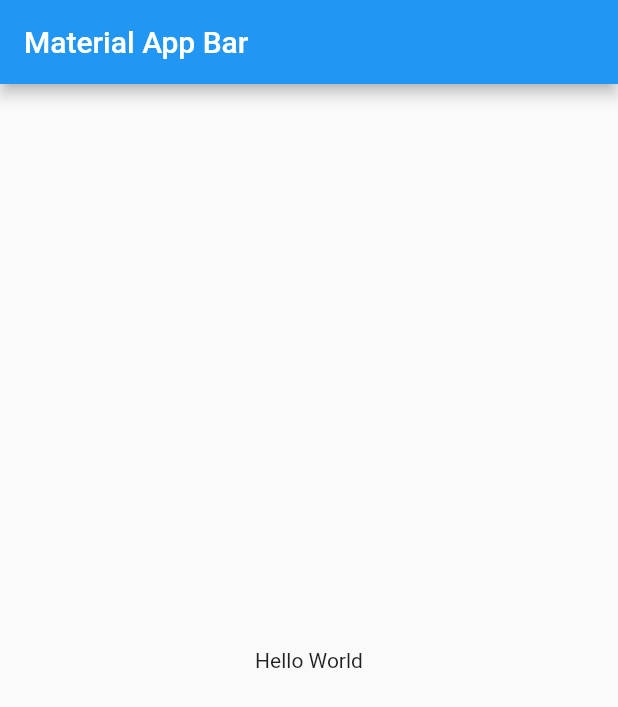
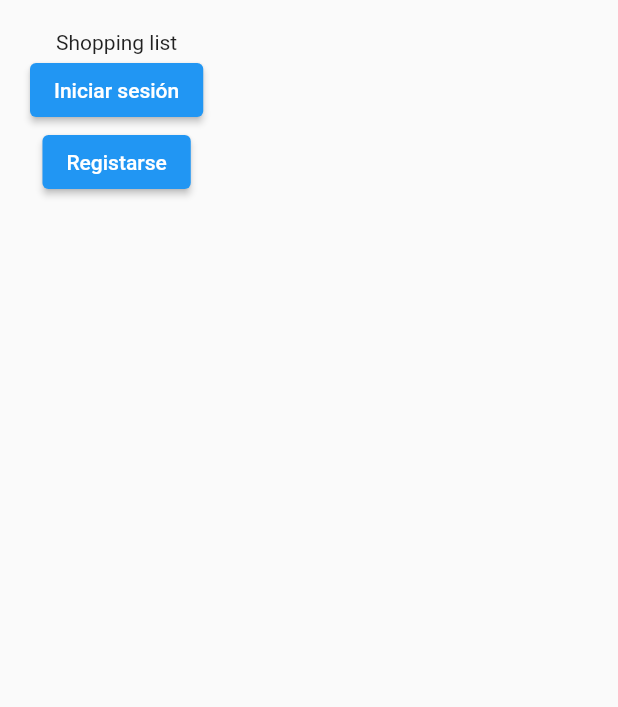
Before and after one commit to dariomadeira/flutterfireshop, a Flutter app: the screen it shows after launch, on a phone screen of 412 x 824 dp. Shown: the top 707 px of the screen. Run offline on Flutter 3.47's test engine with Material 2 defaults, Android fonts, the phone set to English and light mode, and no system bars.

Commit message:
primeras páginas

```diff
--- /dev/null
+++ b/lib/constants.dart
@@ -0,0 +1,19 @@
+import 'package:flutter/material.dart';
+
+class AppConstants {
+
+  // VARIOS
+  static const double kDefaultPadding = 20;
+
+  // GENERAL
+  static const kPrimaryColor = Color(0xFFc2185b);
+  static const kBackground = Colors.white;
+  static const kAccent = Color(0xFFc62828);
+
+  //DARK
+  static const kPrimaryColorDark = Color(0xFF8c0032);
+
+  //LIGHT
+  static const kPrimaryColorLight = Color(0xFFfa5788);
+
+}
--- a/lib/main.dart
+++ b/lib/main.dart
@@ -1,4 +1,6 @@
 import 'package:flutter/material.dart';
+import 'package:shoppinglist/constants.dart';
+import 'package:shoppinglist/src/routers/app_pages.dart';
 
 void main() => runApp(MyApp());
 
@@ -7,16 +9,16 @@ class MyApp extends StatelessWidget {
   Widget build(BuildContext context) {
     return MaterialApp(
       title: 'Material App',
-      home: Scaffold(
-        appBar: AppBar(
-          title: Text('Material App Bar'),
-        ),
-        body: Center(
-          child: Container(
-            child: Text('Hello World'),
-          ),
-        ),
+      theme: ThemeData(
+        visualDensity: VisualDensity.adaptivePlatformDensity,
+        primaryColor: AppConstants.kPrimaryColor,
+        primaryColorDark: AppConstants.kPrimaryColorDark,
+        primaryColorLight: AppConstants.kPrimaryColorLight,
+        accentColor: AppConstants.kAccent,
+        backgroundColor: AppConstants.kBackground,
       ),
+      routes: appRoutes,
+      initialRoute: "welcome",
     );
   }
 }
--- /dev/null
+++ b/lib/src/screens/welcome/welcome_screen.dart
@@ -0,0 +1,35 @@
+import 'package:flutter/material.dart';
+import 'package:shoppinglist/constants.dart';
+
+class WelcomeScreen extends StatelessWidget {
+
+  @override
+  Widget build(BuildContext context) {
+    return SafeArea(
+      child: Scaffold(
+        body: SingleChildScrollView(
+          child: Container(
+            padding: EdgeInsets.all(AppConstants.kDefaultPadding),
+            child: Column(
+              children: [
+                Text("Shopping list"),
+                ElevatedButton(
+                  child: Text('Iniciar sesión'),
+                  onPressed: () {
+                    Navigator.pushNamed(context, 'login');
+                  },
+                ),
+                ElevatedButton(
+                  child: Text('Registarse'),
+                  onPressed: () {
+                    print('Registrarse');
+                  },
+                ),
+              ],
+            ),
+          ),
+        ),
+   ),
+    );
+  }
+}
```
Also changed, not shown: lib/src/routers/app_pages.dart (added, +10 -0 lines), lib/src/screens/home/home_screen.dart (added, +13 -0 lines), lib/src/screens/login/login_screen.dart (added, +16 -0 lines), pubspec.yaml (+6 -3 lines).
